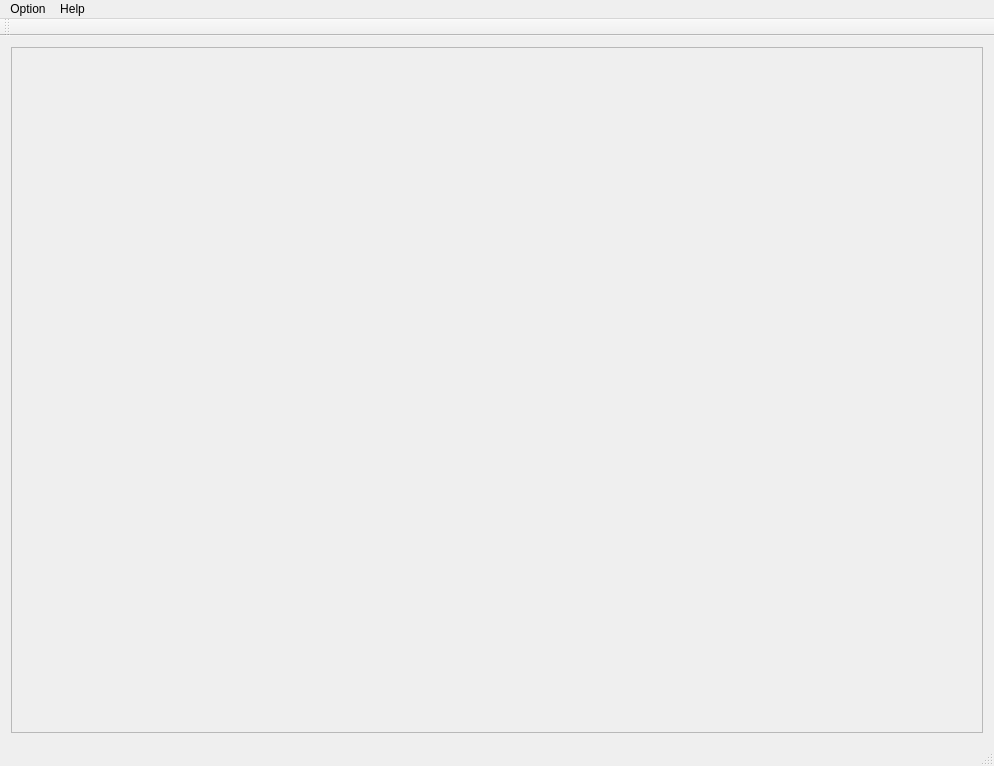
AdamStalica/discharger, file discharger/discharger/discharger/win_main.ui: the form before one commit.
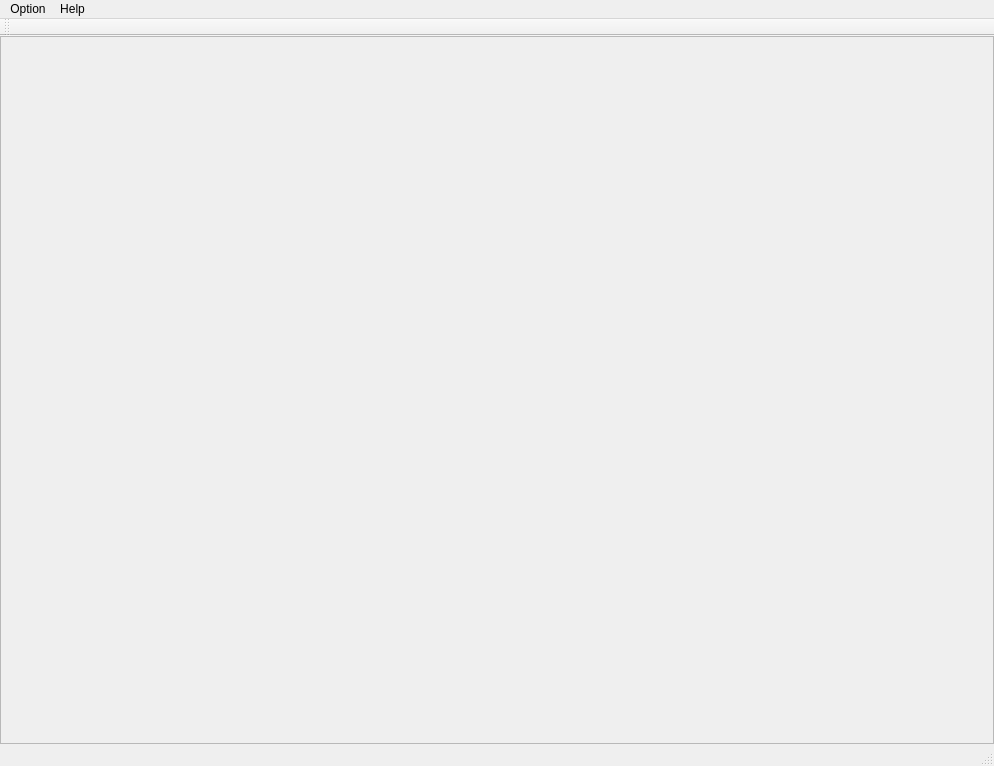
The form after the commit.

What changed in the file:
```diff
--- a/discharger/discharger/discharger/win_main.ui
+++ b/discharger/discharger/discharger/win_main.ui
@@ -15,6 +15,21 @@
   </property>
   <widget class="QWidget" name="centralWidget">
    <layout class="QGridLayout" name="gridLayout">
+    <property name="leftMargin">
+     <number>0</number>
+    </property>
+    <property name="topMargin">
+     <number>0</number>
+    </property>
+    <property name="rightMargin">
+     <number>0</number>
+    </property>
+    <property name="bottomMargin">
+     <number>0</number>
+    </property>
+    <property name="spacing">
+     <number>0</number>
+    </property>
     <item row="0" column="0">
      <widget class="QScrollArea" name="mainArea">
       <property name="widgetResizable">
@@ -28,8 +43,8 @@
         <rect>
          <x>0</x>
          <y>0</y>
-         <width>974</width>
-         <height>693</height>
+         <width>992</width>
+         <height>711</height>
         </rect>
        </property>
        <layout class="QVBoxLayout" name="verticalLayout">
```
Left out of the diff: 24 changed lines with no effect on the pictures.
